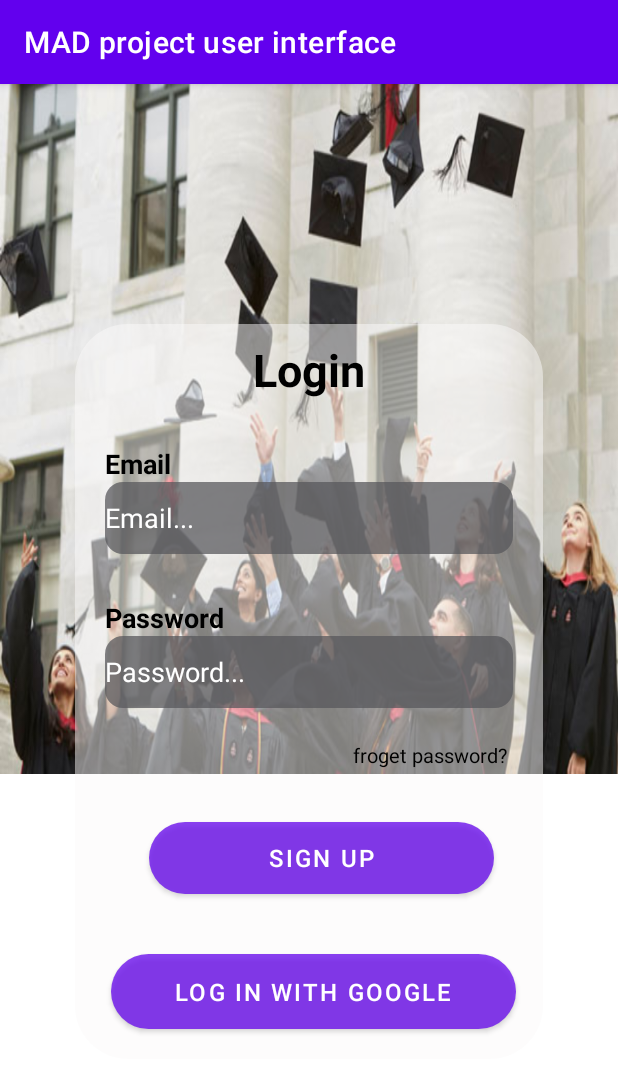
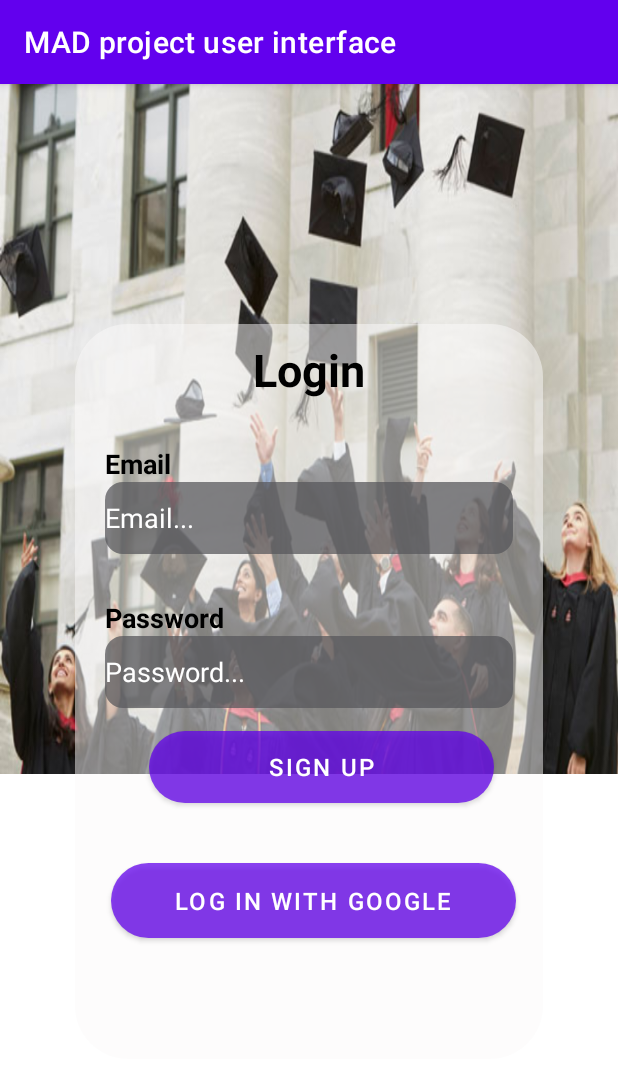
Before and after one commit to rajitha-mahesh/madproject, an Android app: the Login screen opened directly, with no data from a screen before it, on a phone screen of 412 x 824 dp. Shown: the top 1073 px of the screen. Run offline under Robolectric (Android 15) with nearby library versions, the light colour scheme and no system bars.

Commit message:
commit update

```diff
--- a/app/src/main/res/layout/activity_login.xml
+++ b/app/src/main/res/layout/activity_login.xml
@@ -91,25 +91,13 @@
         android:hint="Password..."
         android:textColorHint="@color/white" />
 
-    <TextView
-        android:id="@+id/tx_2"
-        android:layout_width="match_parent"
-        android:layout_height="wrap_content"
-        android:layout_marginTop="2dp"
-        android:layout_marginLeft="215dp"
-        android:layout_below="@+id/pass"
-        android:padding="20dp"
-        android:text="froget password?"
-        android:textColor="@color/black"
-        style="@style/Base.CardView"
-        android:textSize="13dp"/>
 
 
     <Button
         android:id="@+id/signup_btn"
         android:layout_width="230dp"
         android:layout_height="48dp"
-        android:layout_below="@id/tx_2"
+        android:layout_below="@id/pass"
         android:layout_marginLeft="99dp"
         android:layout_marginTop="15dp"
         android:background="@drawable/btn_shape"
```
